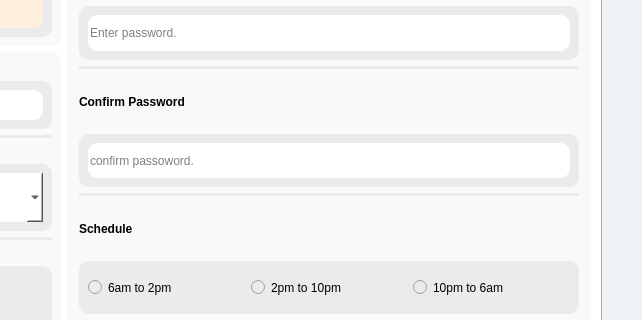
Above: EALS UI/v0.3/admin.ui from maeven-tapa/cpet8_group8_workspace before the change; both pictures show x 527 to 1169 and y 240 to 560 of the 1169 by 882 pixel window. Below: the same form after it.
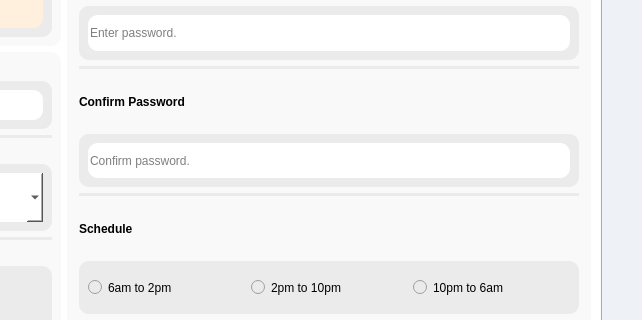
That is the form after the change. The open tabs and pages were chosen to show the change. Icons and pictures are not drawn.

Diff of the .ui file:
```diff
--- a/EALS UI/v0.3/admin.ui
+++ b/EALS UI/v0.3/admin.ui
@@ -2593,7 +2593,7 @@
                      <enum>QLineEdit::EchoMode::Password</enum>
                     </property>
                     <property name="placeholderText">
-                     <string>confirm passoword.</string>
+                     <string>Confirm password.</string>
                     </property>
                    </widget>
                   </item>
```
Left out of the diff: 4 changed lines with no effect on the pictures.
